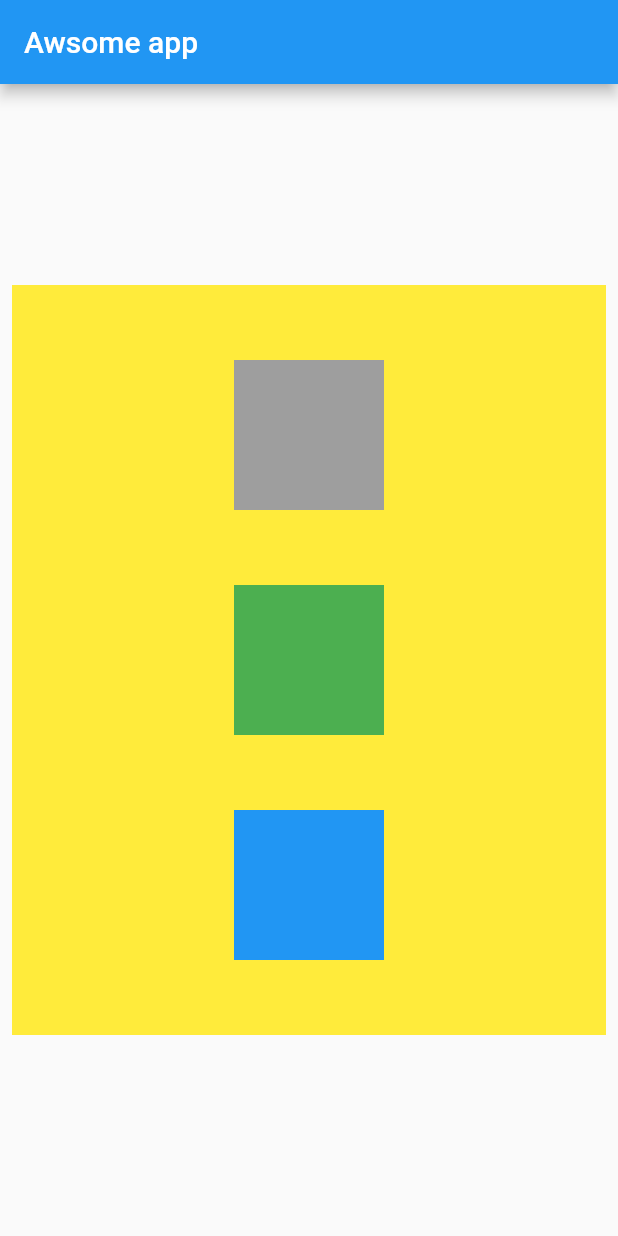
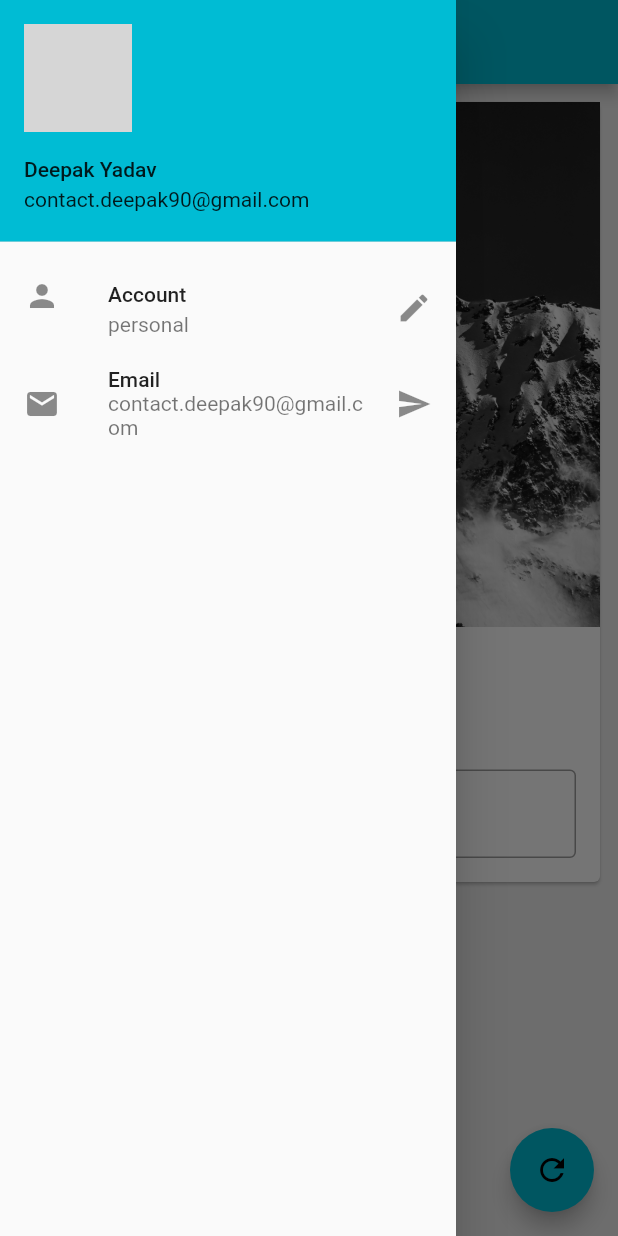
Before and after one commit to dpk06/flutterFirst, a Flutter app: the screen it shows after launch, with the side drawer open (before the commit the screen has no drawer), on a phone screen of 412 x 824 dp. Run offline on Flutter 3.47's test engine with Material 2 defaults, Android fonts, the phone set to English and light mode, and no system bars; network calls fail; grey boxes are pictures that could not be loaded.

Commit message:
Chap 3 completed

```diff
--- /dev/null
+++ b/lib/ChangeNameCard.dart
@@ -0,0 +1,42 @@
+import 'package:flutter/material.dart';
+import 'bgImage.dart';
+
+class ChangeNameCard extends StatelessWidget {
+  const ChangeNameCard({
+    Key key,
+    @required this.myText,
+    @required TextEditingController nameController,
+  }) : _nameController = nameController, super(key: key);
+
+  final String myText;
+  final TextEditingController _nameController;
+
+  @override
+  Widget build(BuildContext context) {
+    return Column(
+      children: <Widget> [
+        BgImage(),
+        SizedBox(
+          height: 30,
+        ),
+        Text(
+          myText,
+          style: TextStyle(fontSize: 25, fontWeight: FontWeight.bold),
+        ),
+        SizedBox(
+          height: 20,
+        ),
+        Padding(
+          padding: const EdgeInsets.all(16.0),
+          child: TextField(
+            controller: _nameController,
+            decoration: InputDecoration(
+                border: OutlineInputBorder(),
+                hintText: "Enter Something here",
+                labelText: "Name"),
+          ),
+        )
+      ],
+    );
+  }
+}
--- /dev/null
+++ b/lib/Pages/home_Page.dart
@@ -0,0 +1,47 @@
+import 'package:flutter/material.dart';
+
+import '../ChangeNameCard.dart';
+import '../drawer.dart';
+
+class Homepage extends StatefulWidget {
+  const Homepage({Key key}) : super(key: key);
+  @override
+  _HomepageState createState() => _HomepageState();
+}
+
+class _HomepageState extends State<Homepage> {
+  TextEditingController _nameController = TextEditingController();
+  var myText = "Change Me";
+  @override
+  void initState() {
+    // TODO: implement initState
+    super.initState();
+  }
+
+  @override
+  Widget build(BuildContext context) {
+    return Scaffold(
+      backgroundColor: Colors.grey[200],
+      appBar: AppBar(
+        title: Text("Awsome app"),
+      ),
+      body: Padding(
+        padding: const EdgeInsets.all(8.0),
+        child: SingleChildScrollView(
+          child: Card(
+            child: ChangeNameCard(myText: myText, nameController: _nameController),
+          ),
+        ),
+      ),
+      drawer: MyDrawer(),
+      floatingActionButton: FloatingActionButton(
+        onPressed: () {
+          myText = _nameController.text;
+          setState(() {
+          });
+        },
+        child: Icon(Icons.refresh),
+      ),
+    );
+  }
+}
--- /dev/null
+++ b/lib/bgImage.dart
@@ -0,0 +1,15 @@
+import 'package:flutter/material.dart';
+
+class BgImage extends StatelessWidget {
+  const BgImage({Key key}) : super(key: key);
+
+  @override
+  Widget build(BuildContext context) {
+    return Image.asset(
+      "assets/bg-1.jpg",
+      fit: BoxFit.cover,
+      height: 350,
+      width: 500,
+    );
+  }
+}
--- /dev/null
+++ b/lib/drawer.dart
@@ -0,0 +1,36 @@
+import 'package:flutter/material.dart';
+
+class MyDrawer extends StatelessWidget {
+  const MyDrawer({Key key}) : super(key: key);
+
+  @override
+  Widget build(BuildContext context) {
+    return Drawer(
+      child: ListView(
+        padding: EdgeInsets.zero,
+        children: [
+          UserAccountsDrawerHeader(
+            accountName: Text("Deepak Yadav"),
+            accountEmail: Text("contact.deepak90@gmail.com"),
+            currentAccountPicture: CircleAvatar(
+              backgroundImage: NetworkImage(
+                  "https://images.unsplash.com/photo-1553267751-1c148a7280a1?ixid=MnwxMjA3fDB8MHxwaG90by1wYWdlfHx8fGVufDB8fHx8&ixlib=rb-1.2.1&auto=format&fit=crop&w=668&q=80"),
+            ),
+          ),
+          ListTile(
+            leading: Icon(Icons.person),
+            title: Text("Account"),
+            subtitle: Text("personal"),
+            trailing: Icon(Icons.edit),
+          ),
+          ListTile(
+            leading: Icon(Icons.email),
+            title: Text("Email"),
+            subtitle: Text("contact.deepak90@gmail.com"),
+            trailing: Icon(Icons.send),
+          )
+        ],
+      ),
+    );
+  }
+}
--- a/lib/main.dart
+++ b/lib/main.dart
@@ -1,60 +1,17 @@
+
+import 'package:app_flutter/drawer.dart';
 import 'package:flutter/material.dart';
 import 'package:flutter/cupertino.dart';
 
+import 'ChangeNameCard.dart';
+import 'Pages/home_Page.dart';
+
 void main() {
-  runApp(MaterialApp(
+  runApp(
+    MaterialApp(
       title: "Awsome app",
-      home: Homepage()
-  ));
+      home: Homepage(),
+      theme: ThemeData(primarySwatch: Colors.cyan),
+    ),
+  );
 }
-
-class Homepage extends StatelessWidget {
-  const Homepage({Key key}) : super(key: key);
-
-  @override
-  Widget build(BuildContext context) {
-    return Scaffold(
-        appBar: AppBar(
-          title: Text("Awsome app"),
-        ),
-        body: Padding(
-          padding: const EdgeInsets.all(8.0),
-          child: Align(
-            alignment: Alignment.center,
-            child: Container(
-              width: 400,
-              height: 500,
-              color: Colors.yellow,
-              child: Column(
-                mainAxisAlignment: MainAxisAlignment.spaceEvenly,
-                crossAxisAlignment: CrossAxisAlignment.center,
-                children: [
-                  Container(
-                    padding: const EdgeInsets.all(8),
-                    alignment: Alignment.center,
-                    width: 100,
-                    height: 100,
-                    color: Colors.grey,
-                  ),
-                  Container(
-                    padding: const EdgeInsets.all(8),
-                    alignment: Alignment.center,
-                    width: 100,
-                    height: 100,
-                    color: Colors.green,
-                  ),
-                  Container(
-                    padding: const EdgeInsets.all(8),
-                    alignment: Alignment.center,
-                    width: 100,
-                    height: 100,
-                    color: Colors.blue ,
-                  )
-                ],
-              ),
-            ),
-          ),
-        )
-    );
-  }
-}
```
Also changed, not shown: pubspec.yaml (+3 -4 lines), assets/bg-1.jpg (added), assets/pic-1.jpg (added).
